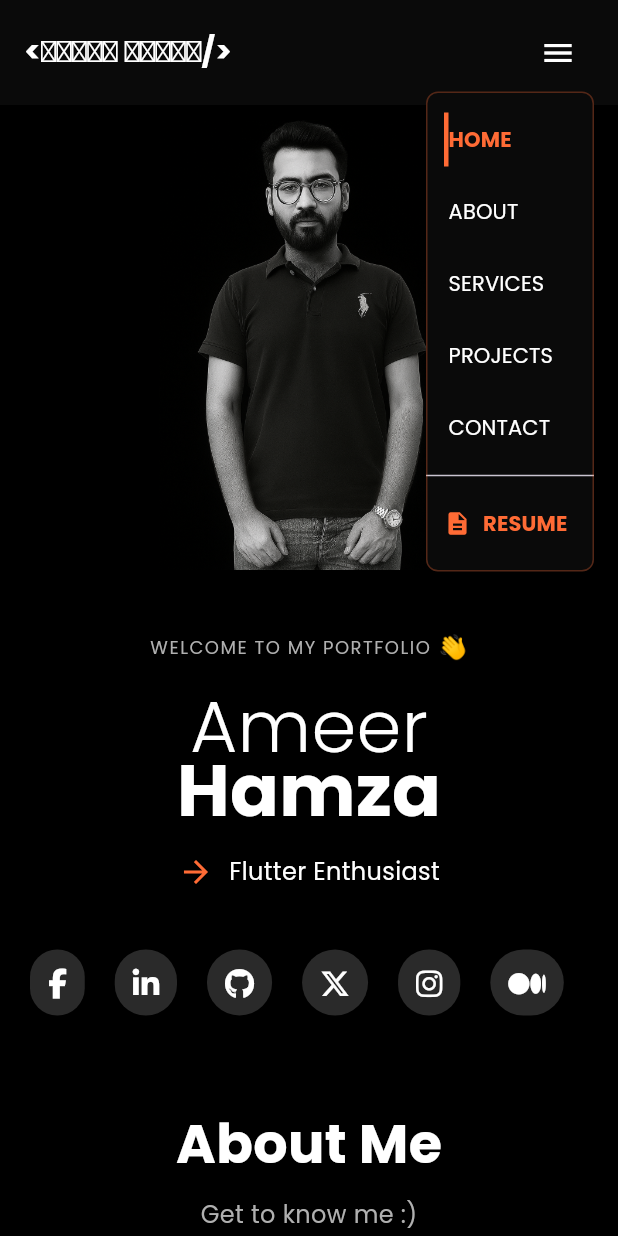
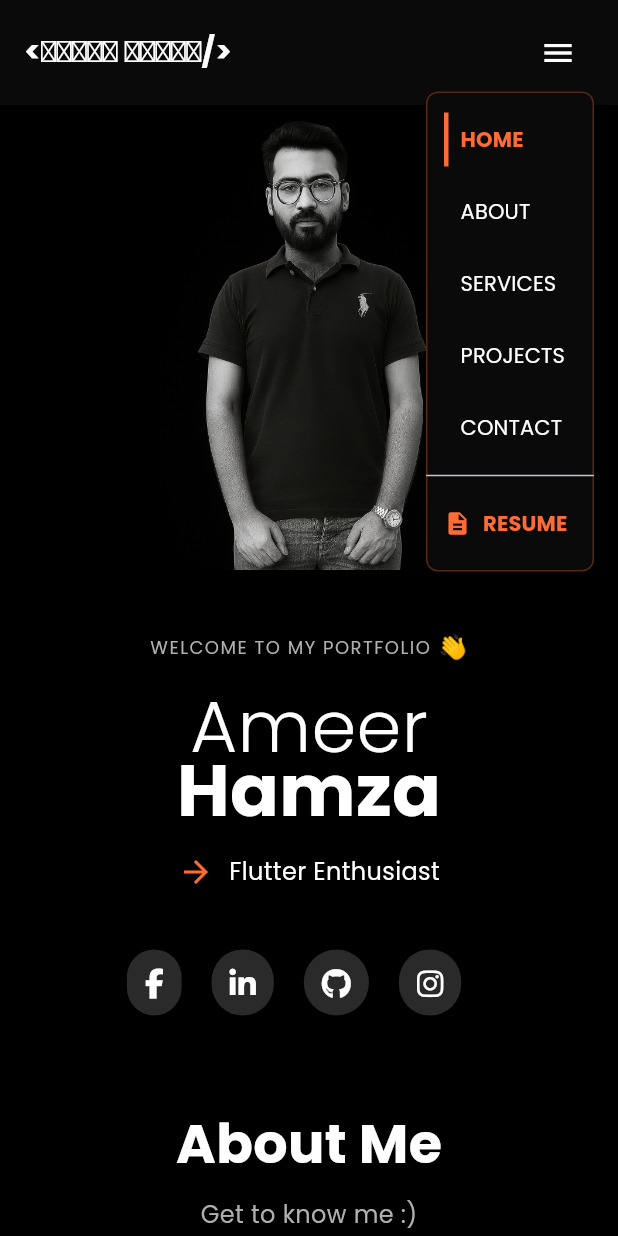
Before and after one commit to devameerhamxa/dev_portfolio, a Flutter app: the screen it shows after launch, after a tap on the "menu" icon, on a phone screen of 412 x 824 dp. Run offline on Flutter 3.47's test engine with Material 3 defaults, Android fonts, the phone set to English and light mode, and no system bars; drawn by our look-alikes of animated_text_kit; our stand-ins replace font_awesome_flutter, get, google_fonts.

```diff
--- a/lib/widgets/custom_app_bar.dart
+++ b/lib/widgets/custom_app_bar.dart
@@ -149,6 +149,9 @@ class CustomAppBar extends StatelessWidget {
                       ),
                     ),
                   ),
+
+                  child: Padding(
+                    padding: const EdgeInsets.only(left: 8.0),
                     child: Text(
                       item,
                       style: TextStyle(
@@ -161,6 +164,7 @@ class CustomAppBar extends StatelessWidget {
                             controller.currentIndex.value == i
                                 ? FontWeight.bold
                                 : FontWeight.normal,
+                      ),
                     ),
                   ),
                 ),
--- a/lib/widgets/home_section.dart
+++ b/lib/widgets/home_section.dart
@@ -252,9 +252,7 @@ class HomeSection extends StatelessWidget {
         _buildSocialIcon(FontAwesomeIcons.facebookF, 'facebook'),
         _buildSocialIcon(FontAwesomeIcons.linkedinIn, 'linkedin'),
         _buildSocialIcon(FontAwesomeIcons.github, 'github'),
-        _buildSocialIcon(FontAwesomeIcons.xTwitter, 'twitter'),
         _buildSocialIcon(FontAwesomeIcons.instagram, 'instagram'),
-        _buildSocialIcon(FontAwesomeIcons.medium, 'medium'),
       ],
     );
   }
```
Also changed, not shown: lib/controllers/portfolio_controller.dart (+5 -11 lines). Lines whose indentation alone changed are shown as unchanged.
